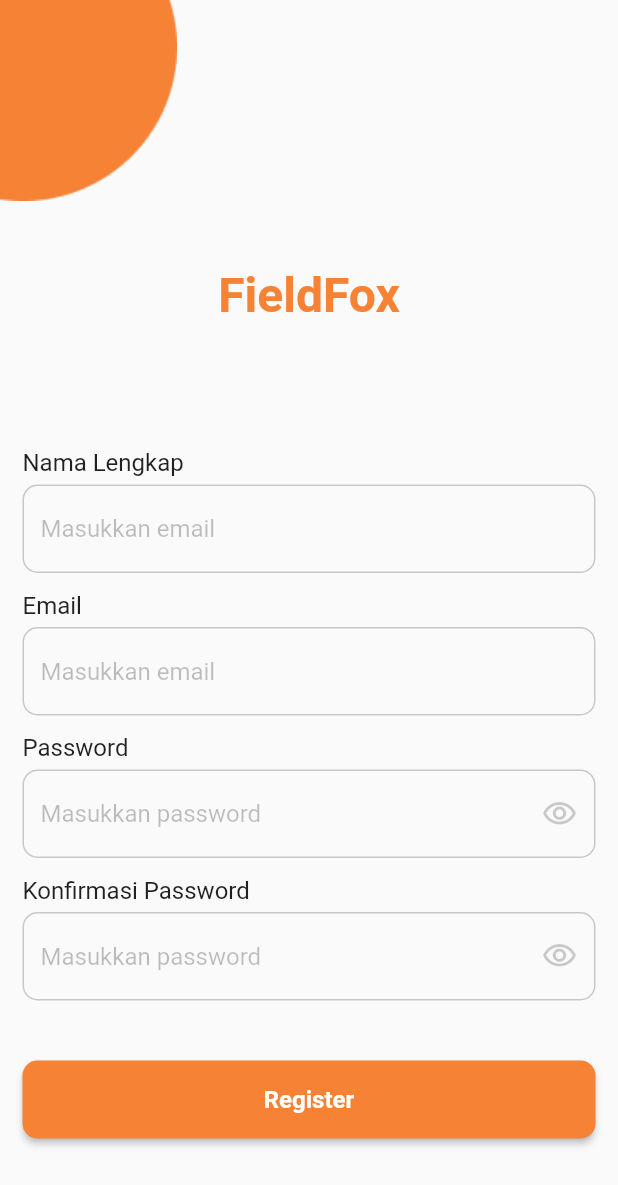
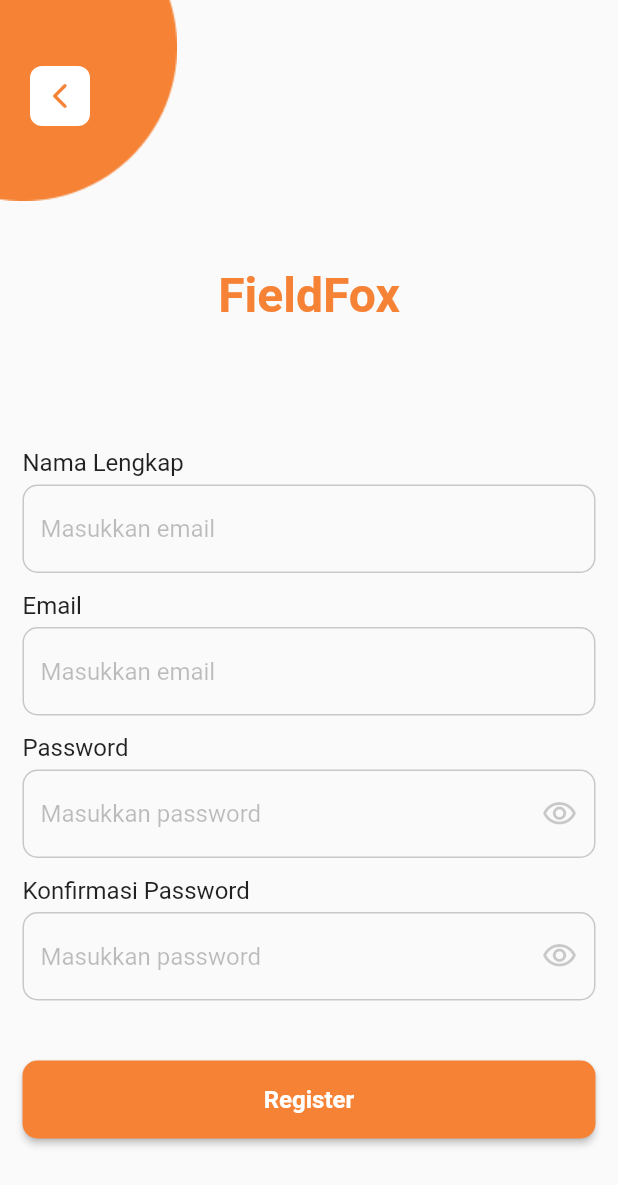
Before and after one commit to GuidoAugusta/FieldFox, a Flutter app: the RegisterPage screen opened by its route, on a phone screen of 412 x 824 dp. Shown: the top 1185 px of the screen. Run offline on Flutter 3.47's test engine with Material 2 defaults, Android fonts, the phone set to English and light mode, and no system bars.

Commit message:
menambah tombol kembali di register_page

```diff
--- a/lib/pages/register_page.dart
+++ b/lib/pages/register_page.dart
@@ -21,7 +21,32 @@
           Row(
             mainAxisAlignment: MainAxisAlignment.start,
             children: [
-              Image.asset('assets/ellipse2.png'),
+              Stack(
+                children: [
+                  Image.asset('assets/ellipse2.png'),
+                  Padding(
+                    padding: const EdgeInsets.only(top: 44, left: 20),
+                    child: InkWell(
+                      onTap: () {
+                        Navigator.pop(context);
+                      },
+                      child: Container(
+                        width: 40,
+                        height: 40,
+                        decoration: BoxDecoration(
+                          color: Colors.white,
+                          borderRadius: BorderRadius.circular(8),
+                        ),
+                        child: Icon(
+                          Icons.arrow_back_ios_new_rounded,
+                          size: 20,
+                          color: Color(0xFFF58235),
+                        ),
+                      ),
+                    ),
+                  ),
+                ],
+              ),
             ],
           ),
           SizedBox(
```
